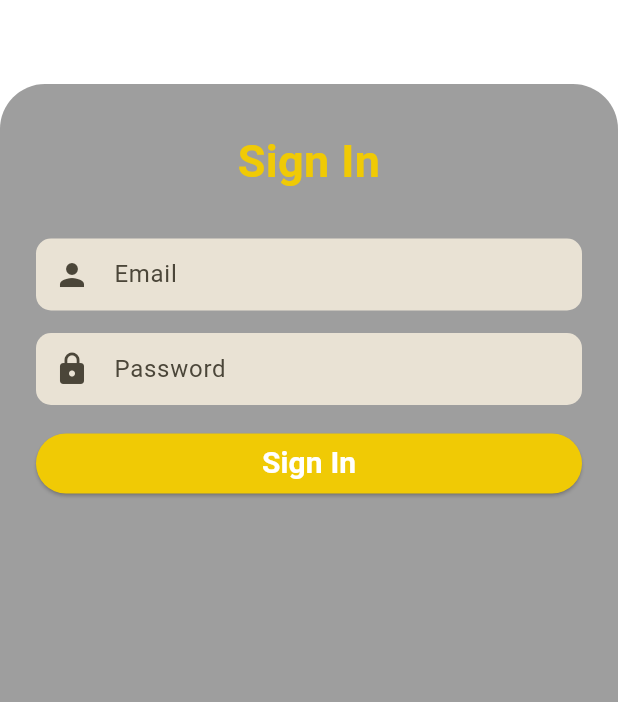
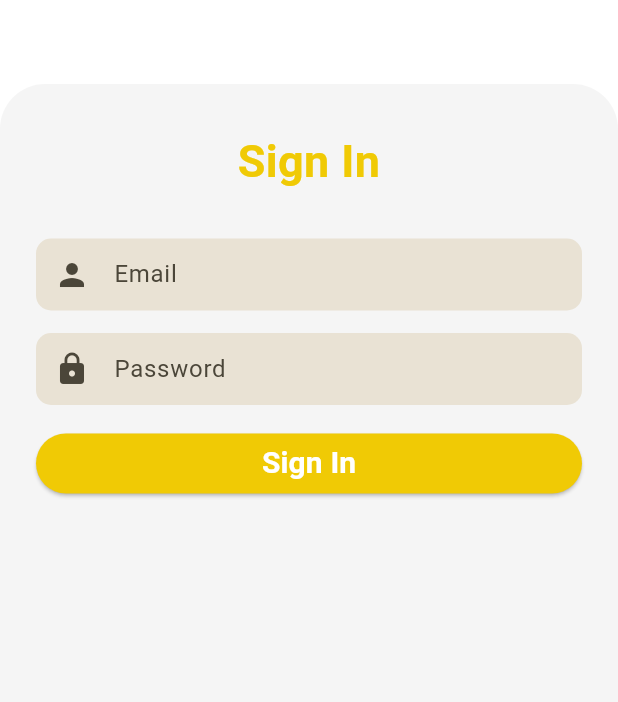
Before and after one commit to hussam-001/construction_company_app, a Flutter app: the screen it shows after launch, on a phone screen of 412 x 824 dp, the part 534-1236 px from its top. Run offline on Flutter 3.47's test engine with Material 3 defaults, Android fonts, the phone set to English and light mode, and no system bars; our stand-ins replace firebase_core, firebase_messaging, fluttertoast, shared_preferences; missing offline and left inert: flutter_stripe; accounts and stored records are empty.

Commit message:
fix: color

```diff
--- a/lib/screens/sign_in_screen.dart
+++ b/lib/screens/sign_in_screen.dart
@@ -84,7 +84,7 @@ class _SignInScreenState extends State<SignInScreen> {
               ),
               child: Container(
                 decoration: BoxDecoration(
-                  color: Colors.grey.shade500,
+                  color: Colors.grey.shade100,
                   borderRadius: const BorderRadius.only(
                     topLeft: Radius.circular(30),
                     topRight: Radius.circular(30),
```
